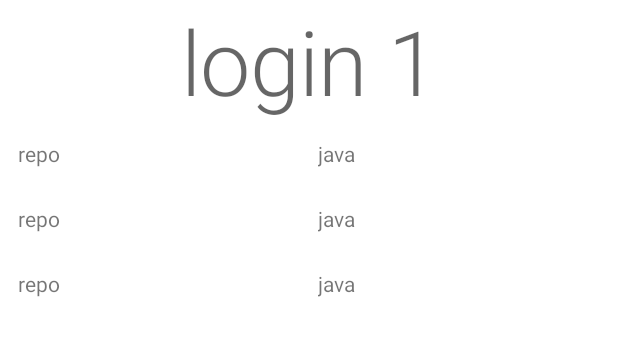
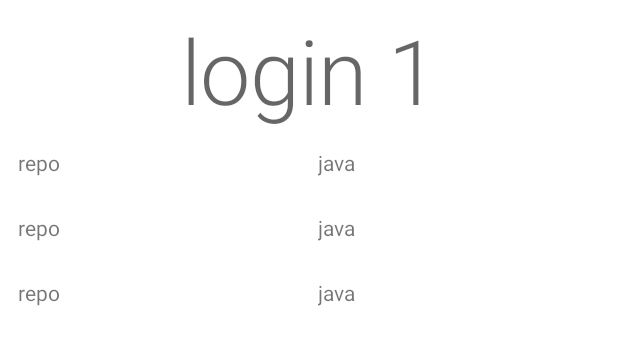
Before and after one commit to AnuytkaPoova/library_study, an Android app: the layout fragment_user.xml on its own in the app's theme, with its tools: preview values and no code run, on a phone screen of 412 x 824 dp. Shown: the top 345 px of the screen. Run offline under Robolectric (Android 15) with nearby library versions, the phone set to English and light mode, and no system bars.

Commit message:
lesson_8_Homework_8

```diff
--- a/app/src/main/res/layout/fragment_user.xml
+++ b/app/src/main/res/layout/fragment_user.xml
@@ -14,6 +14,7 @@
         app:layout_constraintEnd_toEndOf="parent"
         app:layout_constraintStart_toStartOf="parent"
         app:layout_constraintTop_toTopOf="parent"
+        android:layout_marginTop="@dimen/default_margin"
         tools:text="login 1" />
 
     <androidx.recyclerview.widget.RecyclerView
```
